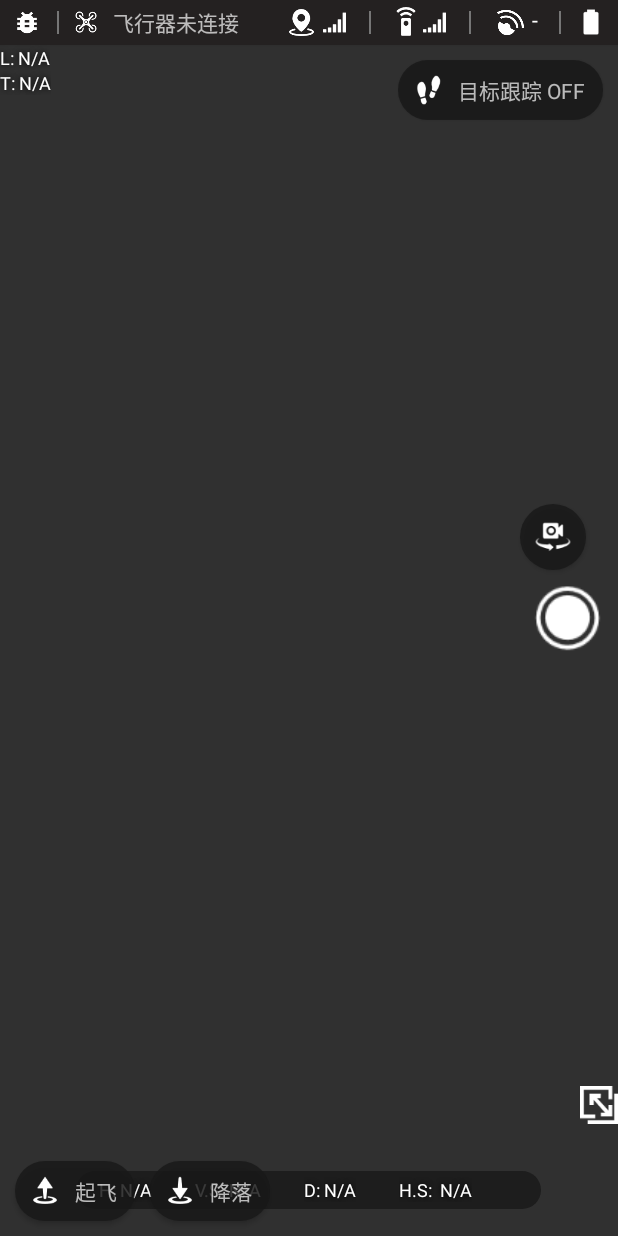
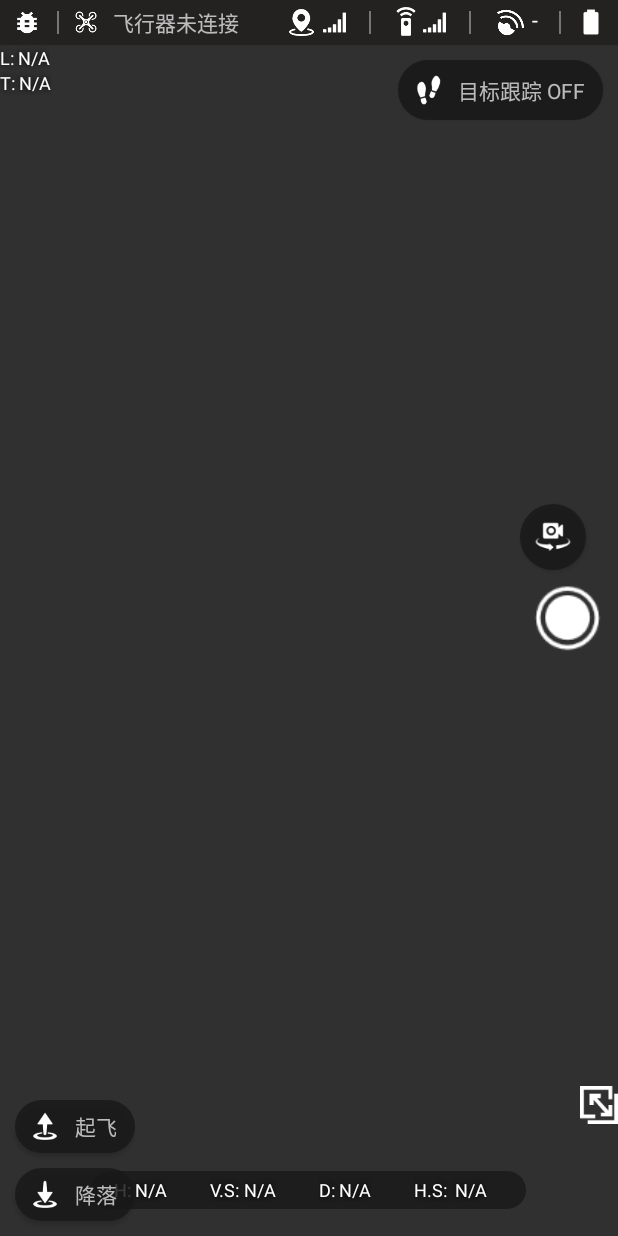
Before and after one commit to CruiserProject/Cruiser-MobileController, an Android app: the layout activity_main.xml on its own in the app's theme, with its tools: preview values and no code run, on a phone screen of 412 x 824 dp. Run offline under Robolectric (Android 15) with nearby library versions, the phone set to English and light mode, and no system bars; Roboto replaces fonts that are not available here.

Commit message:
modify UI for Huawei P9

```diff
--- a/app/src/main/java/demo/amastigote/com/djimobilecontrol/MainActivity.java
+++ b/app/src/main/java/demo/amastigote/com/djimobilecontrol/MainActivity.java
@@ -266,7 +266,7 @@ public class MainActivity extends Activity {
         @Override
         public void onClick(View v) {
             mapPanelCreateLinearLayout.setVisibility(View.GONE);
-            RelativeLayout.LayoutParams params = new RelativeLayout.LayoutParams(DensityUtil.dip2px(MainActivity.this, 200.0f), ViewGroup.LayoutParams.MATCH_PARENT);
+            RelativeLayout.LayoutParams params = new RelativeLayout.LayoutParams(DensityUtil.dip2px(MainActivity.this, 165.0f), ViewGroup.LayoutParams.MATCH_PARENT);
             params.addRule(RelativeLayout.ALIGN_PARENT_END);
             mapViewPanel.addView(missionConfigurationPanel, params);
             linearLayoutForMap.setVisibility(View.GONE);
--- a/app/src/main/res/layout/activity_main.xml
+++ b/app/src/main/res/layout/activity_main.xml
@@ -185,13 +185,12 @@
 
     <RelativeLayout
         android:paddingStart="15dp"
-        android:paddingEnd="15dp"
         android:background="@drawable/background_round"
         android:gravity="center_vertical"
         android:layout_alignParentBottom="true"
         android:id="@+id/status_ll_va"
         android:layout_centerHorizontal="true"
-        android:layout_width="310dp"
+        android:layout_width="290dp"
         android:layout_height="25dp"
         android:layout_marginBottom="18dp"
         android:layout_marginStart="5dp"
@@ -374,16 +373,16 @@
     <LinearLayout
         android:id="@+id/land"
         android:layout_width="wrap_content"
-        android:layout_height="40dp"
+        android:layout_height="35dp"
         android:layout_alignParentBottom="true"
         android:layout_marginBottom="10dp"
         android:layout_marginLeft="10dp"
-        android:layout_toRightOf="@+id/takeoff"
         android:background="@drawable/background_round"
         android:elevation="2dp"
         android:orientation="horizontal">
 
         <ImageView
+            android:layout_gravity="center_vertical"
             android:layout_width="40dp"
             android:layout_height="40dp"
             android:elevation="2dp"
@@ -402,9 +401,8 @@
     <LinearLayout
         android:id="@+id/takeoff"
         android:layout_width="wrap_content"
-        android:layout_height="40dp"
+        android:layout_height="35dp"
         android:layout_above="@+id/land"
-        android:layout_alignParentBottom="true"
         android:layout_alignParentStart="true"
         android:layout_marginBottom="10dp"
         android:layout_marginLeft="10dp"
@@ -413,6 +411,7 @@
         android:orientation="horizontal">
 
         <ImageView
+            android:layout_gravity="center_vertical"
             android:layout_width="40dp"
             android:layout_height="40dp"
             android:padding="10dp"
```
Also changed, not shown: app/src/main/res/layout/waypoint_configuration.xml (+4 -3 lines).
